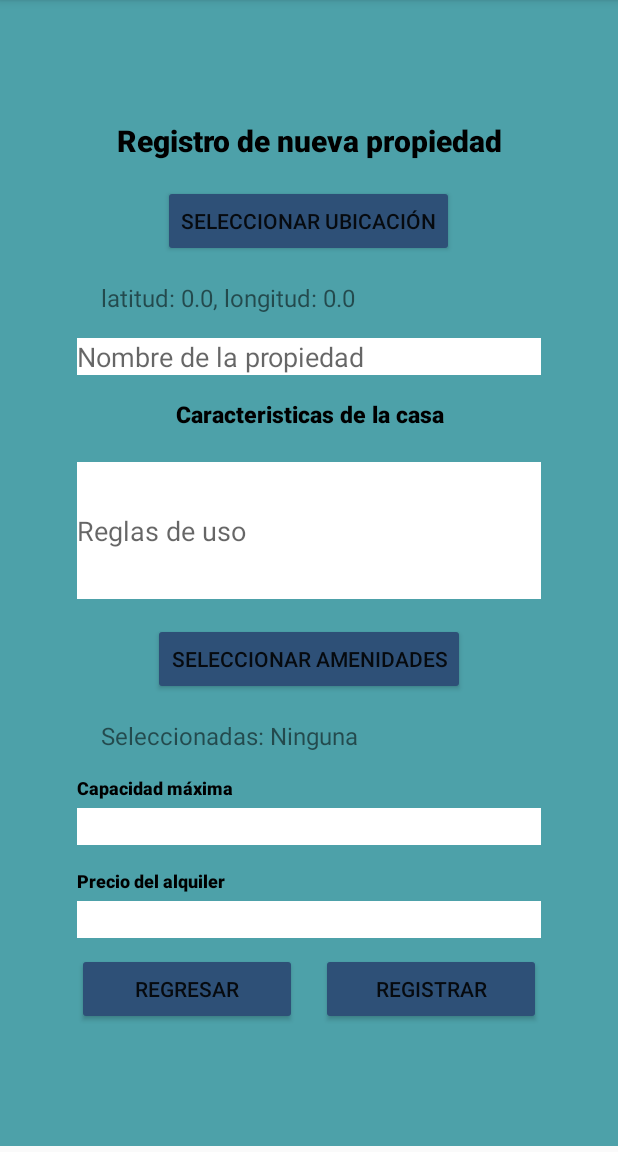
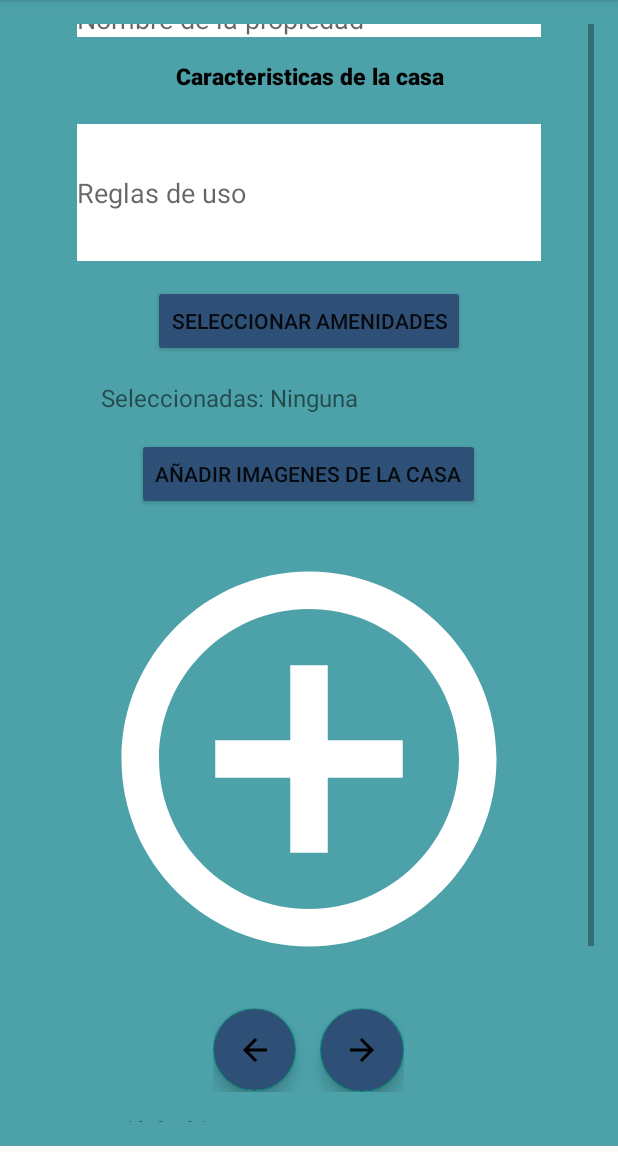
Before and after one commit to stphnVi/IntelliHome_Automation_Project, an Android app: the RegistroCasa screen opened directly, with no data from a screen before it, on a phone screen of 412 x 824 dp, the part 84-1236 px from its top. Run offline under Robolectric (Android 15) with nearby library versions, the phone set to English and light mode, and no system bars.

Commit message:
[feat] Subida local de imagenes

```diff
--- a/MiPrimerAplicacion/app/src/main/java/com/example/miprimeraplicacion/RegistroCasa.java
+++ b/MiPrimerAplicacion/app/src/main/java/com/example/miprimeraplicacion/RegistroCasa.java
@@ -1,25 +1,46 @@
 package com.example.miprimeraplicacion;
 
+import android.app.Activity;
 import android.content.Intent;
+import android.net.Uri;
 import android.os.Bundle;
 
 import android.os.Handler;
 import android.os.Looper;
+import android.view.View;
 import android.widget.Button;
 import android.widget.EditText;
+import android.widget.ImageSwitcher;
+import android.widget.ImageView;
 import android.widget.TextView;
 import android.widget.Toast;
+import android.widget.ViewSwitcher;
 
+import androidx.annotation.Nullable;
 import androidx.appcompat.app.AlertDialog;
 import androidx.appcompat.app.AppCompatActivity;
 
 
+import com.google.android.material.floatingactionbutton.FloatingActionButton;
+
+import java.io.IOException;
+import java.sql.Array;
 import java.util.ArrayList;
 
 public class RegistroCasa extends AppCompatActivity {
 
     private boolean pantallaRegistroCasasAbierta;
     private TextView textoUbicaciones;
+
+    // posicion del tipo elegido
+    int position = 0;
+    private ArrayList<Uri> imageUris;
+
+    //pedir el codico para elegir imagenes
+    private static final int PICK_IMAGES_CODE = 0;
+    private ImageSwitcher casaImageView;
+    private String imagePath = null;
+    private String[] imagePaths = new String[4];
 
 
     // Lista de amenidades
@@ -71,6 +92,12 @@ public class RegistroCasa extends AppCompatActivity {
         //Botones
         Button buttonRegresar= findViewById(R.id.regresar);
         Button buttonRegistrar = findViewById(R.id.registrar);
+        Button buttonAgregarImagenes = findViewById(R.id.botonAgregarImagenes);
+        FloatingActionButton buttonForward = findViewById(R.id.derecha);
+        FloatingActionButton buttonBack = findViewById(R.id.izquierda);
+
+        // Imagenes casa
+        casaImageView = findViewById(R.id.casaImageView);
 
         //Mapa
 
@@ -176,7 +203,41 @@ public class RegistroCasa extends AppCompatActivity {
             // Crear el DialogFragment
             MapaDialogFragment mapaDialogFragment = new MapaDialogFragment();
             mapaDialogFragment.show(getSupportFragmentManager(), "MapaDialog");
+        });
 
+        //Se crea la lista de imagenes
+        imageUris = new ArrayList<>();
+
+        //Se crea el cambiador de imagenes
+        casaImageView.setFactory(() -> new ImageView(getApplicationContext()));
+
+        buttonAgregarImagenes.setOnClickListener(view -> {
+
+            pickImagesIntent();
+
+        });
+
+        buttonForward.setOnClickListener(view -> {
+
+            if (position < imageUris.size() - 1) {
+                position++;
+                casaImageView.setImageURI(imageUris.get(position));
+            }
+            else {
+                Toast.makeText(this, "No hay mas imagenes...", Toast.LENGTH_SHORT).show();
+            }
+
+        });
+
+        buttonBack.setOnClickListener(view -> {
+
+            if (position > 0) {
+                position--;
+                casaImageView.setImageURI(imageUris.get(position));
+            }
+            else {
+                Toast.makeText(this, "No hay imagenes previas...", Toast.LENGTH_SHORT).show();
+            }
         });
 
 
@@ -191,7 +252,6 @@ public class RegistroCasa extends AppCompatActivity {
             }
 
         }).start();
-
     }
 
     // Método para cambiar el fondo de un campo a rojo temporalmente
@@ -242,4 +302,58 @@ public class RegistroCasa extends AppCompatActivity {
             }
         });
     }
+
+    private void pickImagesIntent() {
+        Intent intent = new Intent();
+        intent.setType("image/*");
+        intent.putExtra(Intent.EXTRA_ALLOW_MULTIPLE, true);
+        intent.setAction(Intent.ACTION_GET_CONTENT);
+        startActivityForResult(Intent.createChooser(intent, "Select Image(s)"), PICK_IMAGES_CODE);
+    }
+
+    @Override
+    protected void onActivityResult(int requestCode, int resultCode, @Nullable Intent data) {
+        super.onActivityResult(requestCode, resultCode, data);
+        if (requestCode == PICK_IMAGES_CODE) {
+
+            if (resultCode== Activity.RESULT_OK) {
+
+                if (data.getClipData() != null) {
+                    // Se eligieron varias imagenes
+
+                    int count = data.getClipData().getItemCount(); // numero de imagenes elegidas
+                    if (count <= 4) { // Se eligen menos de 4 casas
+                        for (int i=0; i<count; i++) {
+                            Uri imageUri = data.getClipData().getItemAt(i).getUri();
+                            imagePath = imageUri.getPath();
+//                            imagePaths[i] = imagePath;
+                            imageUris.add(imageUri); //add to list
+                        }
+                        //Se pone la primer imagen en el image view
+                        casaImageView.setImageURI(imageUris.get(0));
+                        position = 0;
+                        casaImageView.setBackground(getDrawable(R.color.Azul));
+//                        try {
+//                            Socket.sendImages(Socket.dataOut, imagePaths);
+//                        } catch (IOException e) {
+//                            throw new RuntimeException(e);
+//                        }
+                    }
+                    else { // se eligen mas de 12 casas
+                        Toast.makeText(this, "El maximo de imagenes por casa es 4", Toast.LENGTH_SHORT).show();
+                    }
+                }
+                else {
+                    // Se eligio una sola imagen
+                    Uri imageUri = data.getData();
+                    imageUris.add(imageUri);
+                    //Se pone la primer imagen en el image view
+                    casaImageView.setImageURI(imageUris.get(0));
+                    position = 0;
+                }
+            }
+        }
+    }
+
+
 }
--- /dev/null
+++ b/MiPrimerAplicacion/app/src/main/res/drawable/baseline_arrow_back_24.xml
@@ -0,0 +1,5 @@
+<vector xmlns:android="http://schemas.android.com/apk/res/android" android:autoMirrored="true" android:height="24dp" android:tint="#000000" android:viewportHeight="24" android:viewportWidth="24" android:width="24dp">
+
+    <path android:fillColor="@android:color/white" android:pathData="M20,11H7.83l5.59,-5.59L12,4l-8,8 8,8 1.41,-1.41L7.83,13H20v-2z"/>
+
+</vector>
--- /dev/null
+++ b/MiPrimerAplicacion/app/src/main/res/drawable/baseline_arrow_forward_24.xml
@@ -0,0 +1,5 @@
+<vector xmlns:android="http://schemas.android.com/apk/res/android" android:autoMirrored="true" android:height="24dp" android:tint="#000000" android:viewportHeight="24" android:viewportWidth="24" android:width="24dp">
+
+    <path android:fillColor="@android:color/white" android:pathData="M12,4l-1.41,1.41L16.17,11H4v2h12.17l-5.58,5.59L12,20l8,-8z"/>
+
+</vector>
--- a/MiPrimerAplicacion/app/src/main/res/layout/registro_casa.xml
+++ b/MiPrimerAplicacion/app/src/main/res/layout/registro_casa.xml
@@ -115,7 +115,58 @@
                 android:text="Seleccionadas: Ninguna"
                 android:textSize="16sp" />
 
+            <Button
+                android:id="@+id/botonAgregarImagenes"
+                android:layout_width="wrap_content"
+                android:layout_height="wrap_content"
+                android:layout_gravity="center"
+                android:layout_marginTop="16dp"
+                android:backgroundTint="@color/Azuloscuro"
+                android:text="Añadir imagenes de la casa" />
+
             <!-- Capacidad máxima -->
+
+            <ImageSwitcher
+                android:id="@+id/casaImageView"
+                android:layout_width="300dp"
+                android:layout_height="300dp"
+                android:layout_marginTop="16dp"
+                android:background="@drawable/agregar"
+                android:layout_gravity="center"/>
+
+            <LinearLayout
+                android:layout_width="127dp"
+                android:layout_height="match_parent"
+                android:layout_gravity="center"
+                android:layout_marginTop="16dp"
+                android:orientation="horizontal">
+
+                <com.google.android.material.floatingactionbutton.FloatingActionButton
+                    android:id="@+id/izquierda"
+                    android:layout_width="0dp"
+                    android:layout_height="wrap_content"
+                    android:layout_weight="1"
+                    android:backgroundTint="@color/Azuloscuro"
+                    android:gravity="center"
+                    app:srcCompat="@drawable/baseline_arrow_back_24"
+                    tools:layout_editor_absoluteX="149dp"
+                    tools:layout_editor_absoluteY="654dp" />
+
+                <View
+                    android:layout_width="16dp"
+                    android:layout_height="match_parent" />
+
+                <com.google.android.material.floatingactionbutton.FloatingActionButton
+                    android:id="@+id/derecha"
+                    android:layout_width="0dp"
+                    android:layout_height="wrap_content"
+                    android:layout_weight="1"
+                    android:backgroundTint="@color/Azuloscuro"
+                    android:gravity="center"
+                    app:srcCompat="@drawable/baseline_arrow_forward_24"
+                    tools:layout_editor_absoluteX="149dp"
+                    tools:layout_editor_absoluteY="654dp" />
+            </LinearLayout>
 
             <TextView
                 android:id="@+id/titulocapacidad"
```
Also changed, not shown: MiPrimerAplicacion/app/src/main/java/com/example/miprimeraplicacion/Socket.java (+36 -2 lines).
